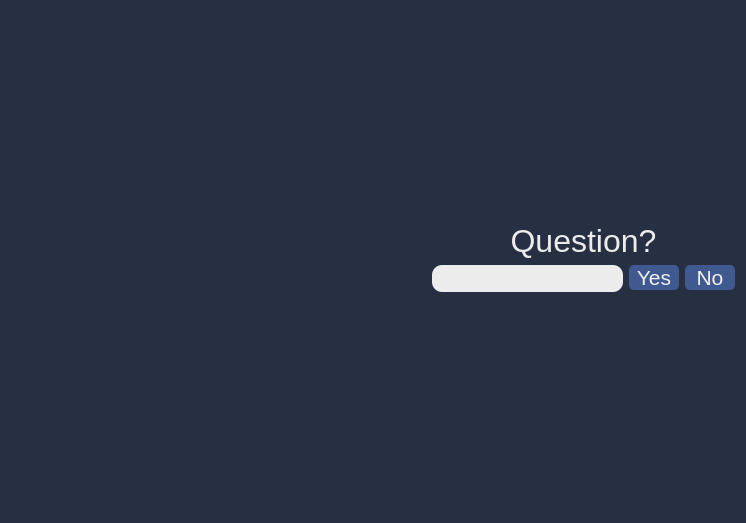
Qt form src/gcs/resources/forms/distractionquestionwidget.ui (CSUN-SERL/lcar-bot) before a commit.
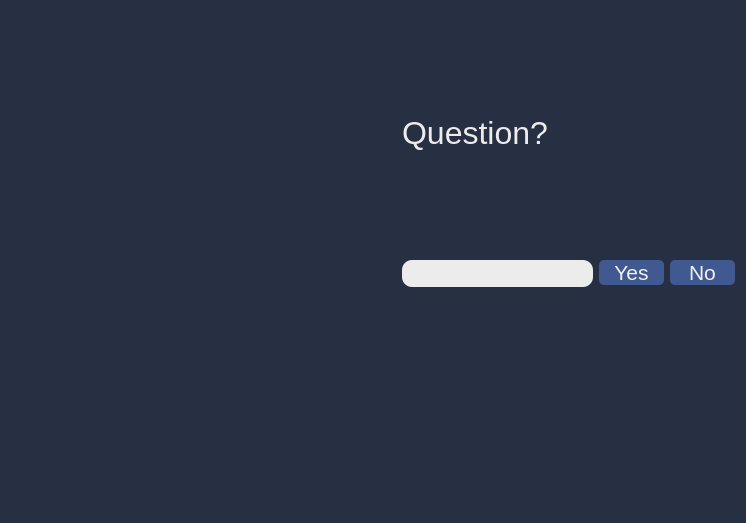
The same form after that commit.

Diff of the .ui file:
```diff
--- a/src/gcs/resources/forms/distractionquestionwidget.ui
+++ b/src/gcs/resources/forms/distractionquestionwidget.ui
@@ -27,26 +27,17 @@
 
 QPushButton {
 	border-radius: 5px;
+}
+
+Line{
+background-color: rgb(236, 236, 236);
+color: rgb(0,0,0);
 }</string>
   </property>
-  <layout class="QHBoxLayout" name="horizontalLayout" stretch="1,0,0">
+  <layout class="QVBoxLayout" name="verticalLayout_2">
    <item>
-    <spacer name="horizontalSpacer">
-     <property name="orientation">
-      <enum>Qt::Horizontal</enum>
-     </property>
-     <property name="sizeType">
-      <enum>QSizePolicy::Expanding</enum>
-     </property>
-     <property name="sizeHint" stdset="0">
-      <size>
-       <width>1920</width>
-       <height>20</height>
-      </size>
-     </property>
-    </spacer>
-   </item>
-   <item>
+    <layout class="QHBoxLayout" name="horizontalLayout">
+     <item alignment="Qt::AlignRight">
     <widget class="QLabel" name="_image">
      <property name="sizePolicy">
       <sizepolicy hsizetype="Preferred" vsizetype="Preferred">
@@ -56,7 +47,7 @@
      </property>
      <property name="minimumSize">
       <size>
-       <width>0</width>
+         <width>250</width>
        <height>300</height>
       </size>
      </property>
@@ -72,8 +63,8 @@
     </widget>
    </item>
    <item>
-    <layout class="QVBoxLayout" name="verticalLayout">
-     <item alignment="Qt::AlignBottom">
+      <layout class="QVBoxLayout" name="verticalLayout_3">
+       <item alignment="Qt::AlignLeft">
       <widget class="QLabel" name="_questionLabel">
        <property name="font">
         <font>
@@ -100,13 +91,16 @@
            <pointsize>16</pointsize>
           </font>
          </property>
+           <property name="styleSheet">
+            <string notr="true"/>
+           </property>
         </widget>
        </item>
        <item alignment="Qt::AlignTop">
         <widget class="QPushButton" name="_yesButton">
          <property name="minimumSize">
           <size>
-           <width>50</width>
+             <width>65</width>
            <height>0</height>
           </size>
          </property>
@@ -128,7 +122,7 @@
         <widget class="QPushButton" name="_noButton">
          <property name="minimumSize">
           <size>
-           <width>50</width>
+             <width>65</width>
            <height>0</height>
           </size>
          </property>
@@ -149,6 +143,30 @@
       </layout>
      </item>
     </layout>
+     </item>
+    </layout>
+   </item>
+   <item>
+    <widget class="Line" name="line">
+     <property name="sizePolicy">
+      <sizepolicy hsizetype="Expanding" vsizetype="Fixed">
+       <horstretch>1</horstretch>
+       <verstretch>1</verstretch>
+      </sizepolicy>
+     </property>
+     <property name="styleSheet">
+      <string notr="true"/>
+     </property>
+     <property name="frameShadow">
+      <enum>QFrame::Plain</enum>
+     </property>
+     <property name="lineWidth">
+      <number>10</number>
+     </property>
+     <property name="orientation">
+      <enum>Qt::Horizontal</enum>
+     </property>
+    </widget>
    </item>
   </layout>
  </widget>
```
Lines whose indentation alone changed are shown as unchanged.
